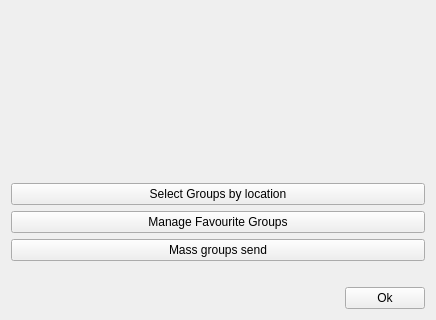
Qt form uis/main_dialog.ui (ozeron/messenger) before a commit; both pictures show x 0 to 436 and y 256 to 576 of the 436 by 576 pixel window.
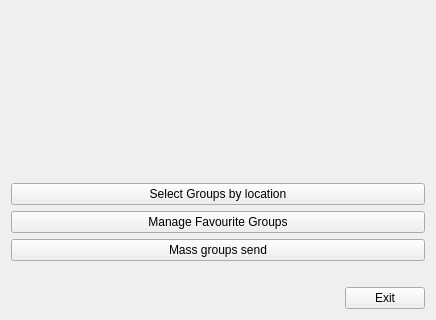
The same form after that commit. Icons and pictures are not drawn.

```diff
--- a/uis/main_dialog.ui
+++ b/uis/main_dialog.ui
@@ -89,7 +89,7 @@
      <item>
       <widget class="QPushButton" name="btnOk">
        <property name="text">
-        <string>Ok</string>
+        <string>Exit</string>
        </property>
       </widget>
      </item>
```
